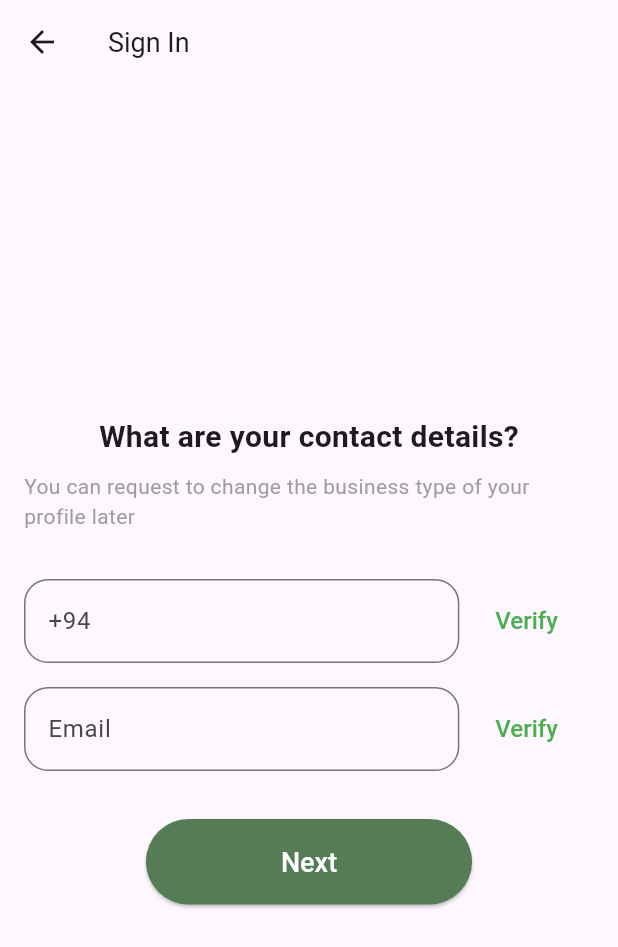
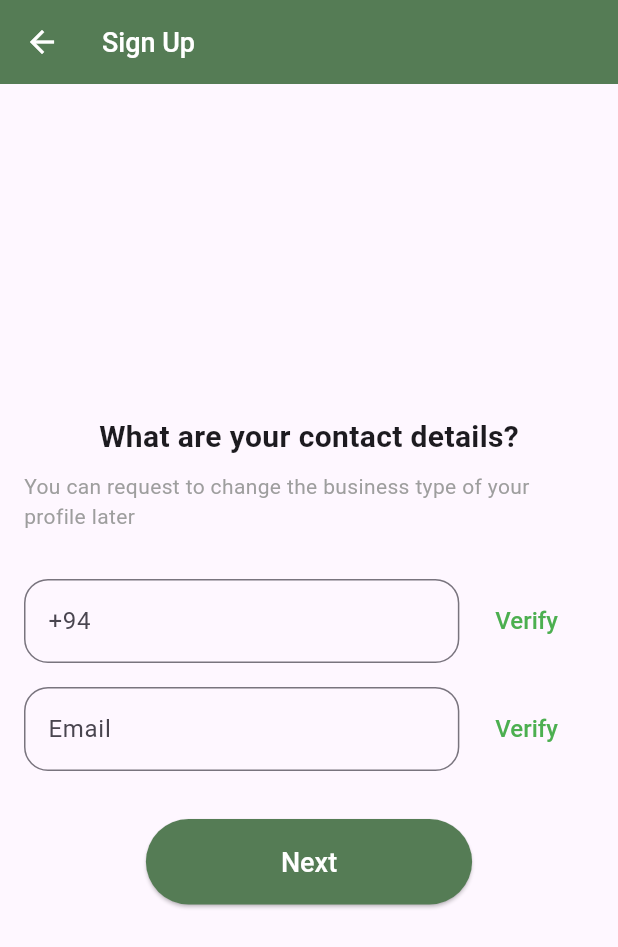
Before and after one commit to mtsachintha/FarmMart, a Flutter app: the BusinessContactScreen screen opened directly, on a phone screen of 412 x 824 dp. Shown: the top 947 px of the screen. Run offline on Flutter 3.47's test engine with Material 3 defaults, Android fonts, the phone set to English and light mode, and no system bars; our stand-ins replace cloud_firestore, firebase_core, google_generative_ai, smooth_page_indicator; accounts and stored records are empty.

Commit message:
Minor Changes

```diff
--- a/lib/screens/main/auction_screen.dart
+++ b/lib/screens/main/auction_screen.dart
@@ -240,7 +240,7 @@ AppBar buildAuctionAppBar() {
             style: TextStyle(
               color: Colors.white,
               fontWeight: FontWeight.w500,
-              fontSize: 20.0, // Adjust the font size as needed
+              fontSize: 18.0, // Adjust the font size as needed
             ),
           ),
         ),
--- a/lib/screens/main/chat_screen.dart
+++ b/lib/screens/main/chat_screen.dart
@@ -81,7 +81,7 @@ AppBar buildSecondAppBar() {
             style: TextStyle(
               color: Colors.white,
               fontWeight: FontWeight.w500,
-              fontSize: 20.0, // Adjust the font size as needed
+              fontSize: 18.0, // Adjust the font size as needed
             ),
           ),
         ),
--- a/lib/screens/main/settings_screen.dart
+++ b/lib/screens/main/settings_screen.dart
@@ -164,7 +164,7 @@ AppBar buildSettingsAppBar() {
             style: TextStyle(
               color: Colors.white,
               fontWeight: FontWeight.w500,
-              fontSize: 20.0, // Adjust the font size as needed
+              fontSize: 18.0, // Adjust the font size as needed
             ),
           ),
         ),
--- a/lib/screens/onboarding/business_contact.dart
+++ b/lib/screens/onboarding/business_contact.dart
@@ -6,18 +6,25 @@ class BusinessContactScreen extends StatelessWidget {
   Widget build(BuildContext context) {
     return Scaffold(
       appBar: AppBar(
-        title: Text(
-          'Sign In',
-          style: TextStyle(
-            fontSize: 18.0, // Change this value to adjust the text size
-          ),
+        titleSpacing: 0.0,
+        iconTheme: IconThemeData(
+          color: Colors.white, // Change this to any color you want
         ),
-        leading: IconButton(
-          icon: Icon(Icons.arrow_back),
-          onPressed: () {
-            // Handle back action
-            Navigator.pop(context);
-          },
+        backgroundColor: AppColors.darkGreen,
+        title: Row(
+          children: <Widget>[
+            Padding(
+              padding: const EdgeInsets.symmetric(horizontal: 12.0),
+              child: Text(
+                "Sign Up",
+                style: TextStyle(
+                  color: Colors.white,
+                  fontWeight: FontWeight.w500,
+                  fontSize: 18.0, // Adjust the font size as needed
+                ),
+              ),
+            ),
+          ],
         ),
       ),
       body: Padding(
--- a/lib/screens/onboarding/login.dart
+++ b/lib/screens/onboarding/login.dart
@@ -83,7 +83,7 @@ class LoginPage extends StatelessWidget {
               SizedBox(height: 20),
               OutlinedButton(
                 onPressed: () {
-                  // Handle sign up
+                  Navigator.pushReplacementNamed(context, '/bisType');
                 },
                 style: OutlinedButton.styleFrom(
                     padding:
--- a/lib/screens/orderConfirmation/payment_screen.dart
+++ b/lib/screens/orderConfirmation/payment_screen.dart
@@ -2,6 +2,7 @@ import 'package:flutter/material.dart';
 import 'package:farm_application/colors.dart';
 import 'package:cloud_firestore/cloud_firestore.dart';
 import 'package:intl/intl.dart';
+import 'package:farm_application/screens/main/home_screen.dart';
 
 class PaymentScreen extends StatefulWidget {
   @override
@@ -134,6 +135,11 @@ class _PaymentScreenState extends State<PaymentScreen> {
                   }
                 });
 
+                Navigator.push(
+                  context,
+                  MaterialPageRoute(builder: (context) => HomeScreen()),
+                );
+
                 print('Price updated successfully.');
               },
               child: const Text(
```
Also changed, not shown: lib/main.dart (+13 -4 lines), lib/screens/onboarding/business_name.dart (+19 -12 lines), lib/screens/onboarding/business_type.dart (+19 -11 lines).
